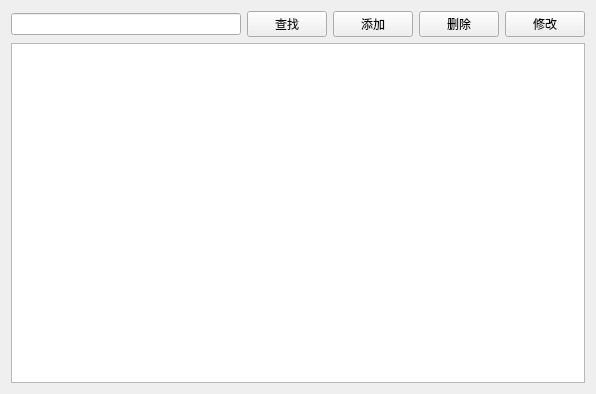
wtm2648/QtThirdExperiment, file patientview.ui: the form before one commit.
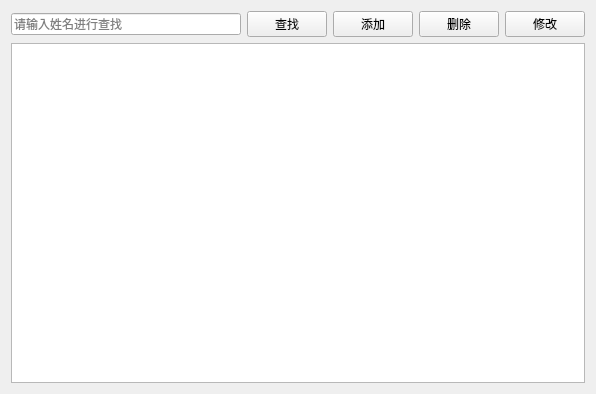
The form after the commit. Icons and pictures are not drawn.

```diff
--- a/patientview.ui
+++ b/patientview.ui
@@ -17,7 +17,11 @@
    <item>
     <layout class="QHBoxLayout" name="horizontalLayout">
      <item>
-      <widget class="QLineEdit" name="textSearch"/>
+      <widget class="QLineEdit" name="textSearch">
+       <property name="placeholderText">
+        <string>请输入姓名进行查找</string>
+       </property>
+      </widget>
      </item>
      <item>
       <widget class="QPushButton" name="btSearch">
```
Left out of the diff: 20 changed lines with no effect on the pictures.
